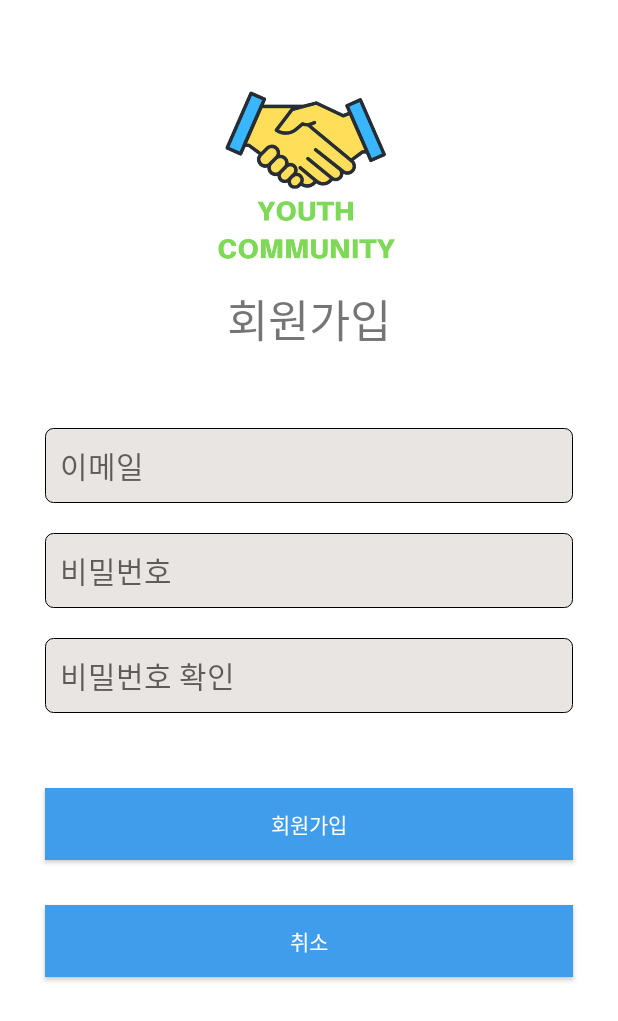
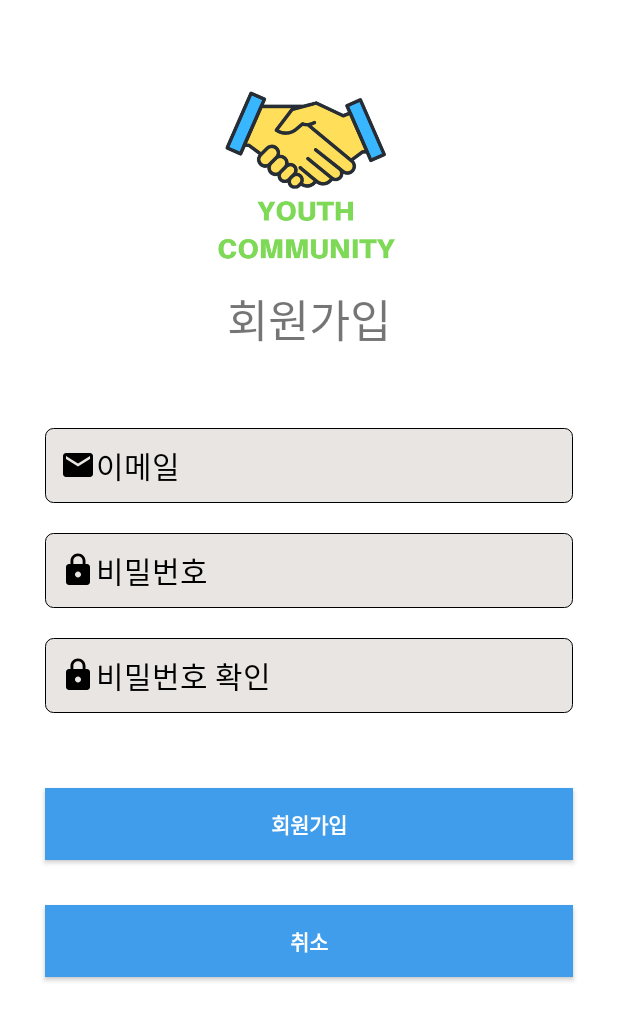
Before and after one commit to mtjin/YouthCommunityUpgrade, an Android app: the screen it shows after launch (SignUpActivity), after a tap on "계정생성", on a phone screen of 412 x 824 dp. Shown: the top 1021 px of the screen. Run offline under Robolectric (Android 15) with nearby library versions, the phone set to English and light mode, and no system bars; our stand-ins replace Firebase (no records; nobody signed in at launch, a user with empty details on screens opened directly); libraries missing offline, so code that uses them is left out: com.facebook, com.facebook.appevents, com.facebook.login; 5 statements that could not run were skipped.

Commit message:
로그인 화면 디자인 수정

```diff
--- a/YouthCommunity/app/build.gradle
+++ b/YouthCommunity/app/build.gradle
@@ -7,8 +7,8 @@ android {
         applicationId "com.mtjinse.myapplication"
         minSdkVersion 16
         targetSdkVersion 28
-        versionCode 7
-        versionName "1.6"
+        versionCode 8
+        versionName "1.61"
         testInstrumentationRunner "android.support.test.runner.AndroidJUnitRunner"
     }
     buildTypes {
--- /dev/null
+++ b/YouthCommunity/app/src/main/res/drawable/ic_email_black_24dp.xml
@@ -0,0 +1,9 @@
+<vector xmlns:android="http://schemas.android.com/apk/res/android"
+        android:width="24dp"
+        android:height="24dp"
+        android:viewportWidth="24.0"
+        android:viewportHeight="24.0">
+    <path
+        android:fillColor="#FF000000"
+        android:pathData="M20,4L4,4c-1.1,0 -1.99,0.9 -1.99,2L2,18c0,1.1 0.9,2 2,2h16c1.1,0 2,-0.9 2,-2L22,6c0,-1.1 -0.9,-2 -2,-2zM20,8l-8,5 -8,-5L4,6l8,5 8,-5v2z"/>
+</vector>
--- /dev/null
+++ b/YouthCommunity/app/src/main/res/drawable/ic_https_black_24dp.xml
@@ -0,0 +1,9 @@
+<vector xmlns:android="http://schemas.android.com/apk/res/android"
+        android:width="24dp"
+        android:height="24dp"
+        android:viewportWidth="24.0"
+        android:viewportHeight="24.0">
+    <path
+        android:fillColor="#FF000000"
+        android:pathData="M18,8h-1L17,6c0,-2.76 -2.24,-5 -5,-5S7,3.24 7,6v2L6,8c-1.1,0 -2,0.9 -2,2v10c0,1.1 0.9,2 2,2h12c1.1,0 2,-0.9 2,-2L20,10c0,-1.1 -0.9,-2 -2,-2zM12,17c-1.1,0 -2,-0.9 -2,-2s0.9,-2 2,-2 2,0.9 2,2 -0.9,2 -2,2zM15.1,8L8.9,8L8.9,6c0,-1.71 1.39,-3.1 3.1,-3.1 1.71,0 3.1,1.39 3.1,3.1v2z"/>
+</vector>
--- a/YouthCommunity/app/src/main/res/layout/activity_add_friend_dialog.xml
+++ b/YouthCommunity/app/src/main/res/layout/activity_add_friend_dialog.xml
@@ -24,7 +24,7 @@
             android:layout_width="match_parent"
             android:layout_height="wrap_content"
             android:layout_marginLeft="5dp"
-            android:background="@drawable/login_input"
+            android:background="@drawable/text_input"
             android:hint="친구 닉네임 입력"
             android:inputType="text"
             android:padding="10dp" />
--- a/YouthCommunity/app/src/main/res/layout/activity_friend_profile.xml
+++ b/YouthCommunity/app/src/main/res/layout/activity_friend_profile.xml
@@ -25,7 +25,7 @@
         android:layout_marginLeft="30dp"
         android:layout_marginTop="50dp"
         android:layout_marginRight="30dp"
-        android:background="@drawable/login_input"
+        android:background="@drawable/text_input"
         android:padding="10dp"
         android:textSize="20dp" />
 
@@ -36,7 +36,7 @@
         android:layout_marginLeft="30dp"
         android:layout_marginTop="20dp"
         android:layout_marginRight="30dp"
-        android:background="@drawable/login_input"
+        android:background="@drawable/text_input"
         android:lines="4"
         android:autoLink="all"
         android:maxLength="100"
@@ -51,7 +51,7 @@
         android:layout_marginLeft="30dp"
         android:layout_marginTop="20dp"
         android:layout_marginRight="30dp"
-        android:background="@drawable/login_input"
+        android:background="@drawable/text_input"
         android:padding="10dp"
         android:textSize="20dp" />
 
--- a/YouthCommunity/app/src/main/res/layout/activity_friend_receive.xml
+++ b/YouthCommunity/app/src/main/res/layout/activity_friend_receive.xml
@@ -25,7 +25,7 @@
         android:layout_marginLeft="30dp"
         android:layout_marginTop="50dp"
         android:layout_marginRight="30dp"
-        android:background="@drawable/login_input"
+        android:background="@drawable/text_input"
         android:padding="10dp"
         android:textSize="20dp" />
 
@@ -37,7 +37,7 @@
         android:layout_marginLeft="30dp"
         android:layout_marginTop="20dp"
         android:layout_marginRight="30dp"
-        android:background="@drawable/login_input"
+        android:background="@drawable/text_input"
         android:lines="4"
         android:maxLength="100"
         android:maxLines="4"
@@ -51,7 +51,7 @@
         android:layout_marginLeft="30dp"
         android:layout_marginTop="20dp"
         android:layout_marginRight="30dp"
-        android:background="@drawable/login_input"
+        android:background="@drawable/text_input"
         android:padding="10dp"
         android:textSize="20dp" />
 
--- a/YouthCommunity/app/src/main/res/layout/activity_full_board.xml
+++ b/YouthCommunity/app/src/main/res/layout/activity_full_board.xml
@@ -142,7 +142,7 @@
             android:layout_width="match_parent"
             android:layout_height="wrap_content"
             android:layout_marginTop="20dp"
-            android:background="@drawable/login_input"
+            android:background="@drawable/text_input"
             android:focusable="true"
             android:focusableInTouchMode="true"
             android:orientation="horizontal"
--- a/YouthCommunity/app/src/main/res/layout/activity_full_sns.xml
+++ b/YouthCommunity/app/src/main/res/layout/activity_full_sns.xml
@@ -214,7 +214,7 @@
         <LinearLayout
             android:layout_width="match_parent"
             android:layout_height="wrap_content"
-            android:background="@drawable/login_input"
+            android:background="@drawable/text_input"
             android:orientation="horizontal"
             android:focusable="true"
             android:focusableInTouchMode="true"
--- a/YouthCommunity/app/src/main/res/layout/activity_profile.xml
+++ b/YouthCommunity/app/src/main/res/layout/activity_profile.xml
@@ -38,7 +38,7 @@
         android:inputType="text"
         android:maxLength="10"
         android:maxLines="1"
-        android:background="@drawable/login_input"
+        android:background="@drawable/text_input"
         android:hint="닉네임"
         android:padding="10dp"
         android:textSize="20dp" />
@@ -50,7 +50,7 @@
         android:layout_marginLeft="30dp"
         android:layout_marginTop="20dp"
         android:layout_marginRight="30dp"
-        android:background="@drawable/login_input"
+        android:background="@drawable/text_input"
         android:hint="자기소개(100자 이내)"
         android:lines="4"
         android:autoLink="all"
@@ -65,7 +65,7 @@
         android:layout_height="wrap_content"
         android:layout_marginLeft="30dp"
         android:layout_marginTop="20dp"
-        android:background="@drawable/login_input"
+        android:background="@drawable/text_input"
         android:autofillHints="나이를 선택해주세요"
         android:layout_marginRight="30dp" />
     <Button
--- a/YouthCommunity/app/src/main/res/layout/activity_sign_up.xml
+++ b/YouthCommunity/app/src/main/res/layout/activity_sign_up.xml
@@ -3,18 +3,18 @@
     xmlns:app="http://schemas.android.com/apk/res-auto"
     xmlns:tools="http://schemas.android.com/tools"
     android:layout_width="match_parent"
+    android:layout_height="match_parent"
     android:background="#FFFFFFFF"
-    android:layout_height="match_parent"
     android:orientation="vertical"
     tools:context=".activity.activities.SignUpActivity">
 
     <ImageView
         android:layout_width="match_parent"
         android:layout_height="150dp"
+        android:layout_marginLeft="8dp"
         android:layout_marginTop="30dp"
-        android:layout_marginLeft="8dp"
         android:layout_marginRight="8dp"
-        android:src="@drawable/ic_app_title"/>
+        android:src="@drawable/ic_app_title" />
 
     <TextView
         android:layout_width="match_parent"
@@ -22,7 +22,7 @@
         android:layout_marginLeft="30dp"
         android:layout_marginTop="10dp"
         android:layout_marginRight="30dp"
-     android:gravity="center"
+        android:gravity="center"
         android:text="회원가입"
         android:textSize="30dp" />
 
@@ -35,9 +35,13 @@
         android:layout_marginTop="50dp"
         android:layout_marginRight="30dp"
         android:background="@drawable/login_input"
+        android:drawableStart="@drawable/ic_email_black_24dp"
+        android:drawableLeft="@drawable/ic_email_black_24dp"
         android:hint="이메일"
         android:inputType="text"
         android:padding="10dp"
+        android:textColor="@color/black"
+        android:textColorHint="@color/black"
         android:textSize="20dp" />
 
     <EditText
@@ -48,10 +52,14 @@
         android:layout_marginTop="20dp"
         android:layout_marginRight="30dp"
         android:background="@drawable/login_input"
+        android:drawableStart="@drawable/ic_https_black_24dp"
+        android:drawableLeft="@drawable/ic_https_black_24dp"
         android:hint="비밀번호"
+        android:inputType="textPassword"
         android:maxLength="20"
-        android:inputType="textPassword"
         android:padding="10dp"
+        android:textColor="@color/black"
+        android:textColorHint="@color/black"
         android:textSize="20dp" />
 
     <EditText
@@ -62,33 +70,39 @@
         android:layout_marginTop="20dp"
         android:layout_marginRight="30dp"
         android:background="@drawable/login_input"
+        android:drawableStart="@drawable/ic_https_black_24dp"
+        android:drawableLeft="@drawable/ic_https_black_24dp"
         android:hint="비밀번호 확인"
+        android:inputType="textPassword"
         android:maxLength="20"
-        android:inputType="textPassword"
         android:padding="10dp"
+        android:textColor="@color/black"
+        android:textColorHint="@color/black"
         android:textSize="20dp" />
 
     <Button
-        android:layout_marginTop="50dp"
         android:id="@+id/signup_btn_signup"
         android:layout_width="match_parent"
         android:layout_height="wrap_content"
+        android:layout_marginLeft="30dp"
+        android:layout_marginTop="50dp"
+        android:layout_marginRight="30dp"
         android:background="@color/textBlue"
-        android:layout_marginLeft="30dp"
-        android:layout_marginRight="30dp"
         android:text="회원가입"
-        android:textColor="@color/white" />
+        android:textColor="@color/white"
+        android:textStyle="bold" />
 
     <Button
-        android:layout_marginTop="30dp"
         android:id="@+id/signup_btn_cancel"
         android:layout_width="match_parent"
         android:layout_height="wrap_content"
+        android:layout_marginLeft="30dp"
+        android:layout_marginTop="30dp"
+        android:layout_marginRight="30dp"
         android:background="@color/textBlue"
-        android:layout_marginLeft="30dp"
-        android:layout_marginRight="30dp"
         android:text="취소"
-        android:textColor="@color/white" />
+        android:textColor="@color/white"
+        android:textStyle="bold" />
 
 
 </LinearLayout>
--- a/YouthCommunity/app/src/main/res/layout/fragment_tab3.xml
+++ b/YouthCommunity/app/src/main/res/layout/fragment_tab3.xml
@@ -24,7 +24,7 @@
         android:layout_marginLeft="30dp"
         android:layout_marginTop="50dp"
         android:layout_marginRight="30dp"
-        android:background="@drawable/login_input"
+        android:background="@drawable/text_input"
         android:hint="닉네임"
         android:inputType="text"
         android:maxLines="1"
@@ -39,7 +39,7 @@
         android:layout_marginLeft="30dp"
         android:layout_marginTop="20dp"
         android:layout_marginRight="30dp"
-        android:background="@drawable/login_input"
+        android:background="@drawable/text_input"
         android:hint="자기소개(100자 이내)"
         android:lines="4"
         android:autoLink="all"
@@ -54,7 +54,7 @@
         android:layout_height="wrap_content"
         android:layout_marginLeft="30dp"
         android:layout_marginTop="20dp"
-        android:background="@drawable/login_input"
+        android:background="@drawable/text_input"
         android:autofillHints="나이를 선택해주세요"
         android:layout_marginRight="30dp" />
     <Button
```
Also changed, not shown: YouthCommunity/app/src/main/res/drawable/ic_person_black_24dp.xml (added, +9 -0 lines), YouthCommunity/app/src/main/res/drawable/text_input.xml (added, +16 -0 lines), YouthCommunity/app/src/main/res/layout/activity_login.xml (+37 -21 lines).
